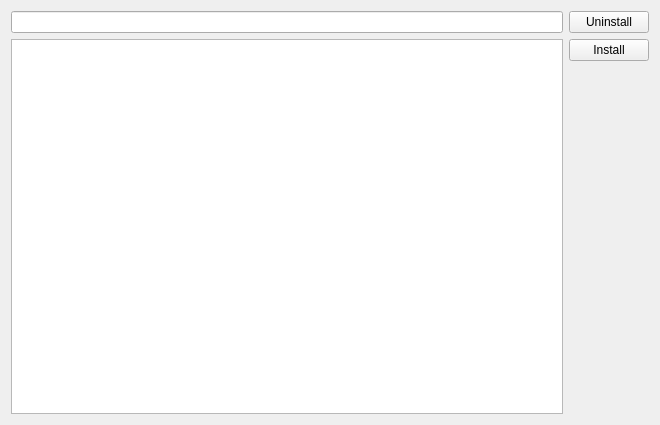
First picture: the form in src/Ui/PackageManager.ui, repository tmontaigu/CloudCompare-PythonRuntime, before the edit.
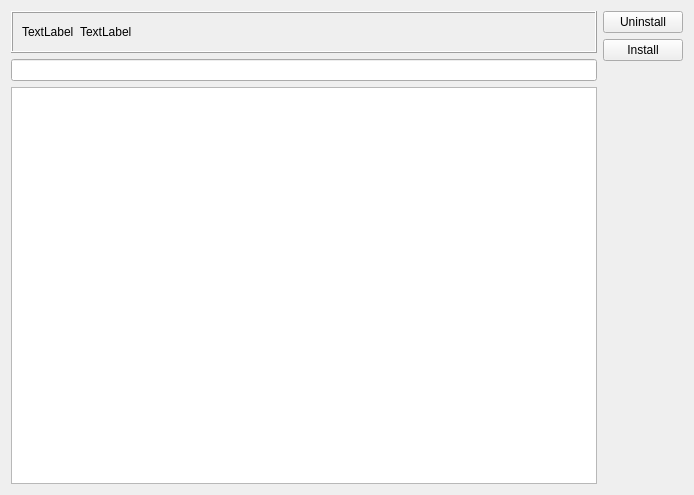
Second picture: the form after the edit.

Commit message:
PackageManager: Add checks on write rights
To be able to install a package, the package manager calls pip,
pip needs to have write permissions otherwise it will fail.

CloudCompare on windows being generally installed in C:\Programs
that requires admin rights, so a non admin cannot pip install things
in there.

There have been many user confused by this, so its easier to block
installation and have a message if we detect the folder is not writable

Also, the package manager should now automatically use the `--user` option
for pip install when it's using the system's Python

```diff
--- a/src/Ui/PackageManager.ui
+++ b/src/Ui/PackageManager.ui
@@ -6,16 +6,55 @@
    <rect>
     <x>0</x>
     <y>0</y>
-    <width>660</width>
-    <height>425</height>
+    <width>694</width>
+    <height>495</height>
    </rect>
   </property>
   <property name="windowTitle">
    <string>Packages</string>
   </property>
-  <layout class="QHBoxLayout" name="horizontalLayout">
+  <layout class="QHBoxLayout" name="horizontalLayout_2">
    <item>
     <layout class="QVBoxLayout" name="verticalLayout_2">
+     <item>
+      <widget class="QFrame" name="messageFrame">
+       <property name="frameShape">
+        <enum>QFrame::Box</enum>
+       </property>
+       <property name="frameShadow">
+        <enum>QFrame::Raised</enum>
+       </property>
+       <layout class="QHBoxLayout" name="horizontalLayout">
+        <item>
+         <widget class="QLabel" name="messageIconLabel">
+          <property name="text">
+           <string>TextLabel</string>
+          </property>
+         </widget>
+        </item>
+        <item>
+         <widget class="QLabel" name="messageTextLabel">
+          <property name="text">
+           <string>TextLabel</string>
+          </property>
+         </widget>
+        </item>
+        <item>
+         <spacer name="messageSpacer">
+          <property name="orientation">
+           <enum>Qt::Horizontal</enum>
+          </property>
+          <property name="sizeHint" stdset="0">
+           <size>
+            <width>456</width>
+            <height>20</height>
+           </size>
+          </property>
+         </spacer>
+        </item>
+       </layout>
+      </widget>
+     </item>
      <item>
       <widget class="QLineEdit" name="searchBar"/>
      </item>
```
The commit also changes 3 other files.
